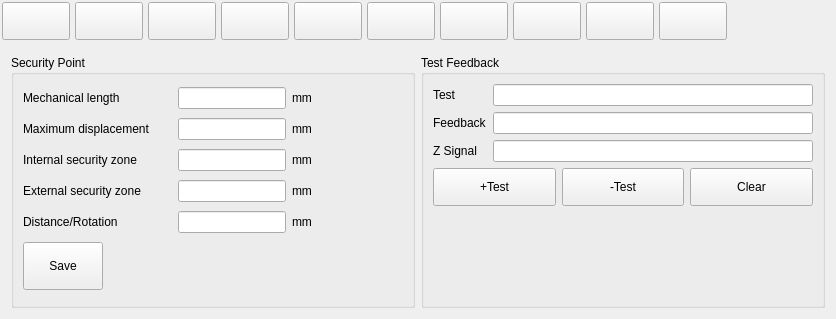
Above: hcsettings/icmachinestructpage.ui from GaussCheng/2-5AxisPunch before the change. Below: the same form after it.
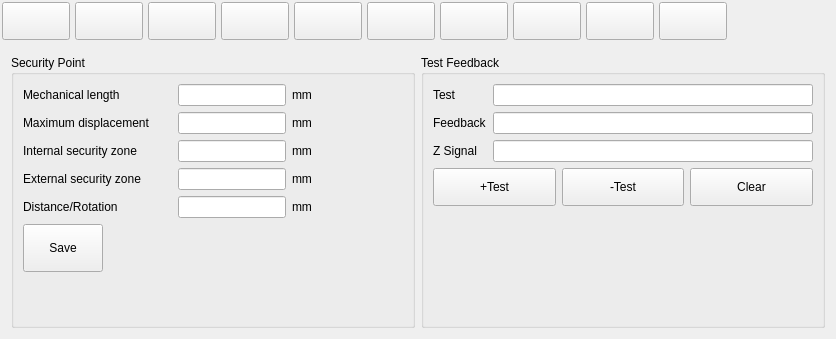
That is the form after the change. Custom widgets are drawn as their Qt base class.

What changed in the file:
```diff
--- a/hcsettings/icmachinestructpage.ui
+++ b/hcsettings/icmachinestructpage.ui
@@ -7,7 +7,7 @@
     <x>0</x>
     <y>0</y>
     <width>836</width>
-    <height>319</height>
+    <height>339</height>
    </rect>
   </property>
   <property name="windowTitle">
@@ -264,7 +264,14 @@
            </widget>
           </item>
           <item row="0" column="1">
-           <widget class="ICLineEditWithVirtualNumericKeypad" name="mechanicalLengthLineEdit"/>
+           <widget class="ICLineEditWithVirtualNumericKeypad" name="mechanicalLengthLineEdit">
+            <property name="minimumSize">
+             <size>
+              <width>80</width>
+              <height>0</height>
+             </size>
+            </property>
+           </widget>
           </item>
           <item row="0" column="2">
            <widget class="QLabel" name="label_3">
@@ -305,7 +312,14 @@
            </widget>
           </item>
           <item row="1" column="1">
-           <widget class="ICLineEditWithVirtualNumericKeypad" name="maximumDisplacementLineEdit"/>
+           <widget class="ICLineEditWithVirtualNumericKeypad" name="maximumDisplacementLineEdit">
+            <property name="minimumSize">
+             <size>
+              <width>80</width>
+              <height>0</height>
+             </size>
+            </property>
+           </widget>
           </item>
           <item row="1" column="2">
            <widget class="QLabel" name="label_4">
@@ -346,7 +360,14 @@
            </widget>
           </item>
           <item row="2" column="1">
-           <widget class="ICLineEditWithVirtualNumericKeypad" name="internalSecurityZoneLineEdit"/>
+           <widget class="ICLineEditWithVirtualNumericKeypad" name="internalSecurityZoneLineEdit">
+            <property name="minimumSize">
+             <size>
+              <width>80</width>
+              <height>0</height>
+             </size>
+            </property>
+           </widget>
           </item>
           <item row="2" column="2">
            <widget class="QLabel" name="minUnitLabel">
@@ -387,7 +408,14 @@
            </widget>
           </item>
           <item row="3" column="1">
-           <widget class="ICLineEditWithVirtualNumericKeypad" name="externalSecurityZoneLineEdit"/>
+           <widget class="ICLineEditWithVirtualNumericKeypad" name="externalSecurityZoneLineEdit">
+            <property name="minimumSize">
+             <size>
+              <width>80</width>
+              <height>0</height>
+             </size>
+            </property>
+           </widget>
           </item>
           <item row="3" column="2">
            <widget class="QLabel" name="maxUnitLabel">
@@ -428,7 +456,14 @@
            </widget>
           </item>
           <item row="4" column="1">
-           <widget class="ICLineEditWithVirtualNumericKeypad" name="distanceRotationEdit"/>
+           <widget class="ICLineEditWithVirtualNumericKeypad" name="distanceRotationEdit">
+            <property name="minimumSize">
+             <size>
+              <width>80</width>
+              <height>0</height>
+             </size>
+            </property>
+           </widget>
           </item>
           <item row="4" column="2">
            <widget class="QLabel" name="label_11">
@@ -474,6 +509,19 @@
             </property>
            </widget>
           </item>
+          <item row="6" column="0">
+           <spacer name="verticalSpacer">
+            <property name="orientation">
+             <enum>Qt::Vertical</enum>
+            </property>
+            <property name="sizeHint" stdset="0">
+             <size>
+              <width>20</width>
+              <height>40</height>
+             </size>
+            </property>
+           </spacer>
+          </item>
          </layout>
         </widget>
        </item>
```
Left out of the diff: 20 changed lines with no effect on the pictures.
